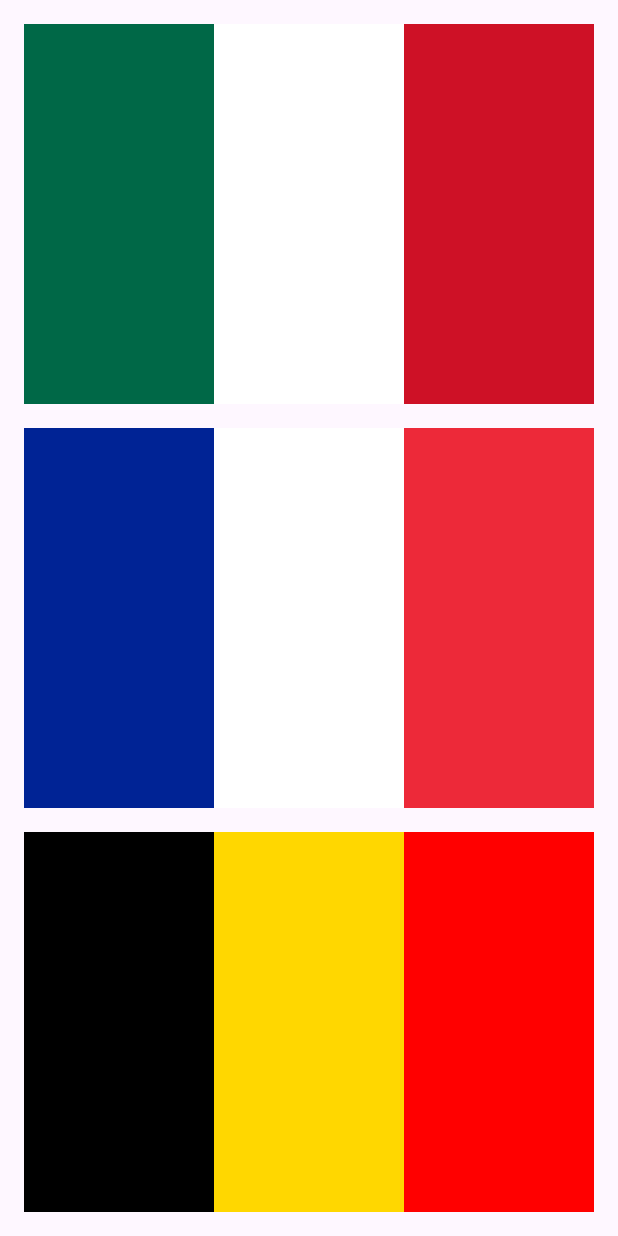
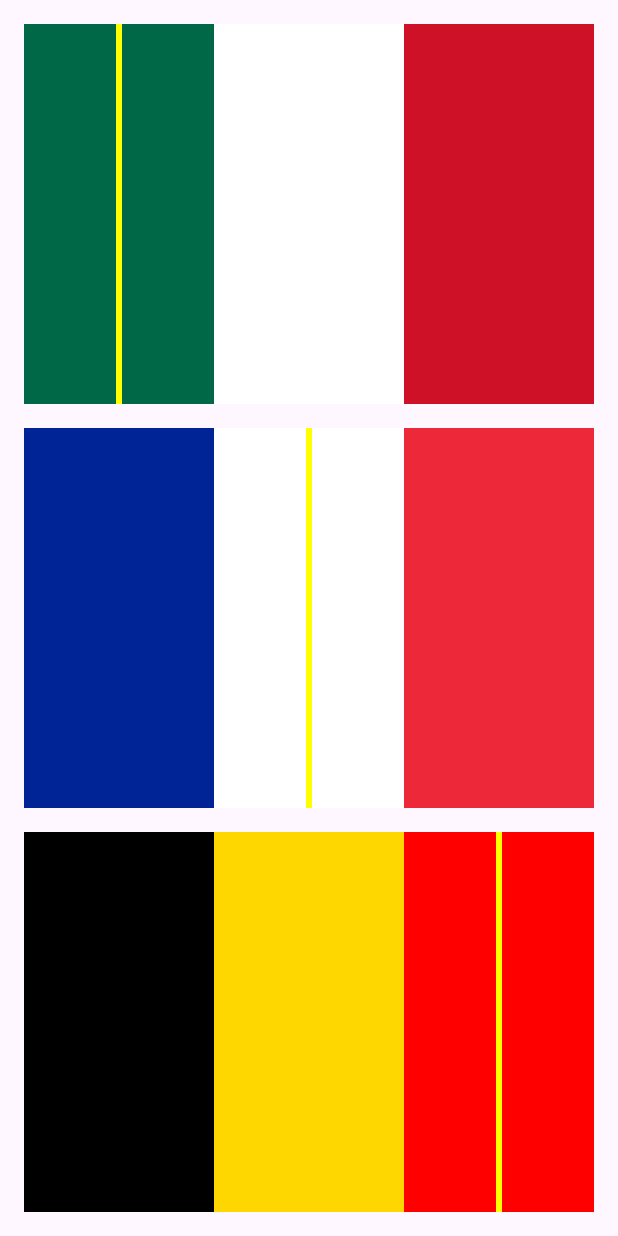
Before and after one commit to RedDanieloto/BanderasBien, an Android app: the screen it shows after launch (MainActivity), on a phone screen of 412 x 824 dp. Run offline under Robolectric (Android 15) with nearby library versions, the phone set to English and light mode, and no system bars.

Commit message:
hola  lineas amarillas

```diff
--- a/app/src/main/res/layout/activity_main.xml
+++ b/app/src/main/res/layout/activity_main.xml
@@ -6,20 +6,31 @@
     android:gravity="center"
     android:padding="16dp">
 
-    <!-- Bandera de México -->
+    <!-- Bandera de México con línea amarilla en el centro del verde -->
     <LinearLayout
         android:layout_width="match_parent"
         android:layout_height="0dp"
         android:layout_weight="1"
-        android:orientation="horizontal"
-        android:layout_marginBottom="16dp">
+        android:layout_marginBottom="16dp"
+        android:orientation="horizontal">
 
-        <!-- Verde -->
-        <View
+        <!-- Verde con línea amarilla en el centro -->
+        <FrameLayout
             android:layout_width="0dp"
             android:layout_height="match_parent"
-            android:layout_weight="1"
-            android:background="#006847" />
+            android:layout_weight="1">
+
+            <View
+                android:layout_width="match_parent"
+                android:layout_height="match_parent"
+                android:background="#006847" />
+
+            <View
+                android:layout_width="4dp"
+                android:layout_height="match_parent"
+                android:background="#FFFF00"
+                android:layout_gravity="center"/>
+        </FrameLayout>
 
         <!-- Blanco -->
         <View
@@ -36,13 +47,13 @@
             android:background="#CE1126" />
     </LinearLayout>
 
-    <!-- Bandera de Francia -->
+    <!-- Bandera de Francia con línea amarilla en el centro del blanco -->
     <LinearLayout
         android:layout_width="match_parent"
         android:layout_height="0dp"
         android:layout_weight="1"
-        android:orientation="horizontal"
-        android:layout_marginBottom="16dp">
+        android:layout_marginBottom="16dp"
+        android:orientation="horizontal">
 
         <!-- Azul -->
         <View
@@ -51,12 +62,23 @@
             android:layout_weight="1"
             android:background="#002395" />
 
-        <!-- Blanco -->
-        <View
+        <!-- Blanco con línea amarilla en el centro -->
+        <FrameLayout
             android:layout_width="0dp"
             android:layout_height="match_parent"
-            android:layout_weight="1"
-            android:background="#FFFFFF" />
+            android:layout_weight="1">
+
+            <View
+                android:layout_width="match_parent"
+                android:layout_height="match_parent"
+                android:background="#FFFFFF" />
+
+            <View
+                android:layout_width="4dp"
+                android:layout_height="match_parent"
+                android:background="#FFFF00"
+                android:layout_gravity="center"/>
+        </FrameLayout>
 
         <!-- Rojo -->
         <View
@@ -66,7 +88,7 @@
             android:background="#ED2939" />
     </LinearLayout>
 
-    <!-- Bandera de Bélgica -->
+    <!-- Bandera de Bélgica con línea amarilla en el centro del rojo -->
     <LinearLayout
         android:layout_width="match_parent"
         android:layout_height="0dp"
@@ -87,12 +109,24 @@
             android:layout_weight="1"
             android:background="#FFD700" />
 
-        <!-- Rojo -->
-        <View
+        <!-- Rojo con línea amarilla en el centro -->
+        <FrameLayout
             android:layout_width="0dp"
             android:layout_height="match_parent"
-            android:layout_weight="1"
-            android:background="#FF0000" />
+            android:layout_weight="1">
+
+            <View
+                android:layout_width="match_parent"
+                android:layout_height="match_parent"
+                android:background="#FF0000" />
+
+            <View
+                android:layout_width="4dp"
+                android:layout_height="match_parent"
+                android:background="#FFFF00"
+                android:layout_gravity="center"/>
+        </FrameLayout>
+
     </LinearLayout>
 
 </LinearLayout>
```
